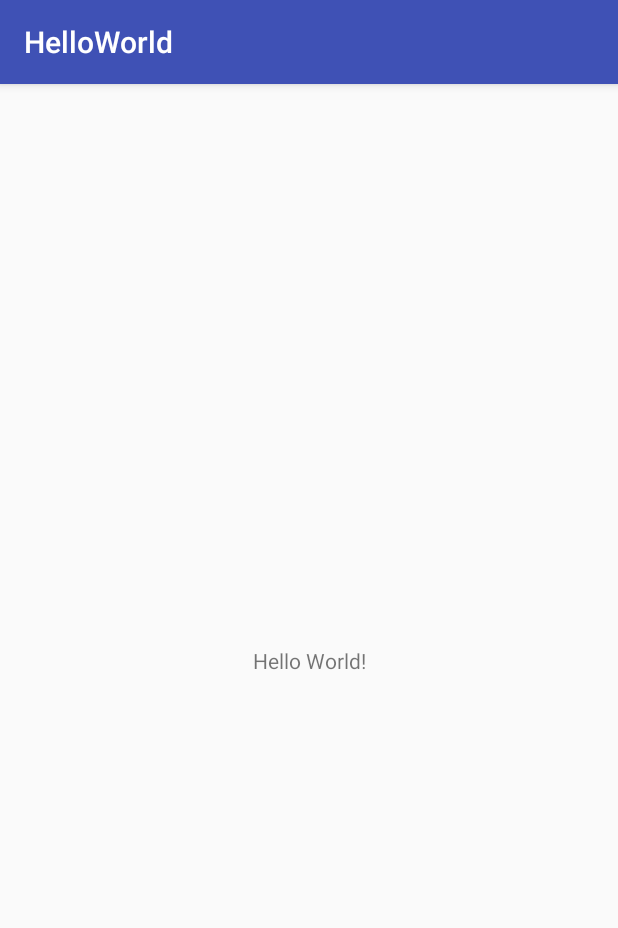
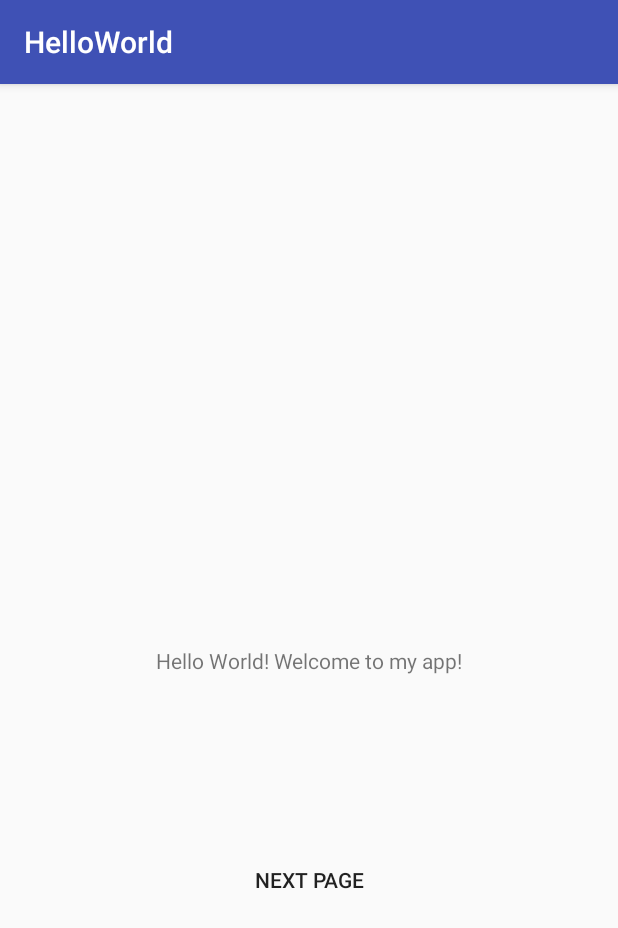
Before and after one commit to JaceG13/android-studio-practice, an Android app: the screen it shows after launch (MainActivity), on a phone screen of 412 x 824 dp. Shown: the top 928 px of the screen. Run offline under Robolectric (Android 15) with nearby library versions, the phone set to English and light mode, and no system bars.

Commit message:
Created button to redirect from main page to second page

```diff
--- a/app/src/main/AndroidManifest.xml
+++ b/app/src/main/AndroidManifest.xml
@@ -16,6 +16,7 @@
                 <category android:name="android.intent.category.LAUNCHER" />
             </intent-filter>
         </activity>
+        <activity android:name=".SecondActivity"></activity>
     </application>
 
 </manifest>
--- a/app/src/main/java/com/example/jaygo/helloworld/MainActivity.java
+++ b/app/src/main/java/com/example/jaygo/helloworld/MainActivity.java
@@ -1,7 +1,10 @@
 package com.example.jaygo.helloworld;
 
+import android.content.Intent;
 import android.os.Bundle;
 import android.support.v7.app.AppCompatActivity;
+import android.view.View;
+import android.widget.Button;
 
 public class MainActivity extends AppCompatActivity {
 
@@ -9,5 +12,27 @@ public class MainActivity extends AppCompatActivity {
     protected void onCreate(Bundle savedInstanceState) {
         super.onCreate(savedInstanceState);
         setContentView(R.layout.activity_main);
+
+        Button button = findViewById(R.id.button1);
+
+        button.setOnClickListener(new View.OnClickListener() {
+
+            @Override
+
+            public void onClick(View v) {
+
+                goToSecondActivity();
+
+            }
+
+        });
+    }
+
+    private void goToSecondActivity() {
+
+        Intent intent = new Intent(this, SecondActivity.class);
+
+        startActivity(intent);
+
     }
 }
--- a/app/src/main/res/layout/activity_main.xml
+++ b/app/src/main/res/layout/activity_main.xml
@@ -7,12 +7,29 @@
     tools:context="com.example.jaygo.helloworld.MainActivity">
 
     <TextView
+        android:id="@+id/textView4"
         android:layout_width="wrap_content"
         android:layout_height="wrap_content"
-        android:text="Hello World!"
+        android:text="@string/first_page"
         app:layout_constraintBottom_toBottomOf="parent"
+        app:layout_constraintHorizontal_bias="0.502"
         app:layout_constraintLeft_toLeftOf="parent"
         app:layout_constraintRight_toRightOf="parent"
         app:layout_constraintTop_toTopOf="parent" />
 
+    <Button
+        android:id="@+id/button1"
+        style="@style/Widget.AppCompat.Button.Borderless"
+        android:layout_width="wrap_content"
+        android:layout_height="wrap_content"
+        android:layout_marginBottom="149dp"
+        android:layout_marginEnd="142dp"
+        android:layout_marginStart="142dp"
+        android:layout_marginTop="48dp"
+        android:text="@string/next_page_button"
+        app:layout_constraintBottom_toBottomOf="parent"
+        app:layout_constraintEnd_toEndOf="parent"
+        app:layout_constraintStart_toStartOf="parent"
+        app:layout_constraintTop_toBottomOf="@+id/textView4" />
+
 </android.support.constraint.ConstraintLayout>
--- a/app/src/main/res/values/strings.xml
+++ b/app/src/main/res/values/strings.xml
@@ -1,3 +1,6 @@
 <resources>
     <string name="app_name">HelloWorld</string>
+    <string name="second_page">Welcome to my second page!</string>
+    <string name="first_page">Hello World! Welcome to my app!</string>
+    <string name="next_page_button">Next Page</string>
 </resources>
```
Also changed, not shown: app/src/main/java/com/example/jaygo/helloworld/SecondActivity.java (added, +13 -0 lines), app/src/main/res/layout/activity_second.xml (added, +22 -0 lines).
